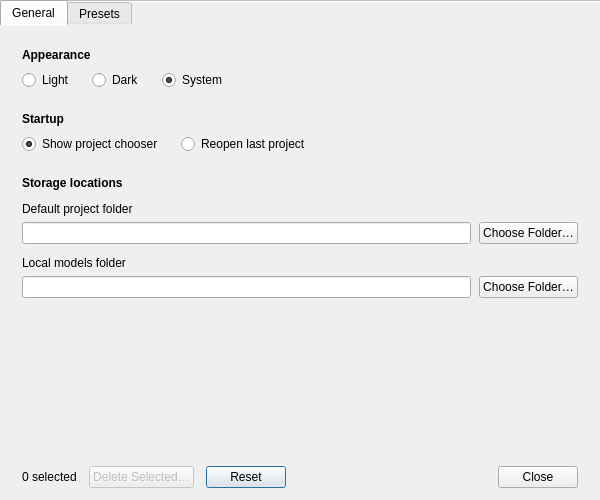
Before: the Qt Designer form src/MainWindow/ui/settings_dialog.ui in eidora-desktop/EIDORA, drawn with Qt 5.
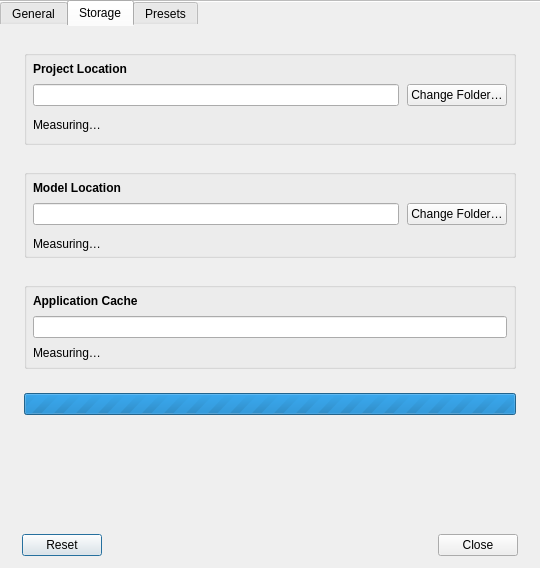
After: the same form once the commit is applied. The open tabs and pages were chosen to show the change. Icons and pictures are not drawn.

Commit message: Consolidate storage management in Settings and simplify chooser menu

Patch:
```diff
--- a/src/MainWindow/ui/settings_dialog.ui
+++ b/src/MainWindow/ui/settings_dialog.ui
@@ -6,23 +6,26 @@
    <rect>
     <x>0</x>
     <y>0</y>
-    <width>600</width>
-    <height>500</height>
+    <width>540</width>
+    <height>568</height>
    </rect>
   </property>
+  <property name="minimumSize">
+   <size>
+    <width>540</width>
+    <height>460</height>
+   </size>
+  </property>
   <property name="windowTitle">
    <string>Settings</string>
   </property>
-  <property name="minimumSize">
-   <size>
-    <width>540</width>
-    <height>460</height>
-   </size>
-  </property>
   <property name="surfaceRole" stdset="0">
    <string>panel</string>
   </property>
   <layout class="QVBoxLayout" name="layout_settings" stretch="1,0">
+   <property name="spacing">
+    <number>0</number>
+   </property>
    <property name="leftMargin">
     <number>0</number>
    </property>
@@ -35,97 +38,75 @@
    <property name="bottomMargin">
     <number>0</number>
    </property>
-   <property name="spacing">
-    <number>0</number>
-   </property>
    <item>
     <widget class="QTabWidget" name="tabs_settings">
+     <property name="styleSheet">
+      <string>QTabWidget#tabs_settings::pane { border: 0; }</string>
+     </property>
      <property name="currentIndex">
       <number>0</number>
      </property>
+     <property name="documentMode">
+      <bool>true</bool>
+     </property>
      <widget class="QWidget" name="tab_general">
+      <property name="surfaceRole" stdset="0">
+       <string>panel</string>
+      </property>
       <attribute name="title">
        <string>General</string>
       </attribute>
-      <property name="surfaceRole" stdset="0">
-       <string>panel</string>
-      </property>
       <layout class="QVBoxLayout" name="layout_general">
-       <property name="leftMargin">
-        <number>0</number>
-       </property>
-       <property name="topMargin">
-        <number>0</number>
-       </property>
-       <property name="rightMargin">
-        <number>0</number>
-       </property>
-       <property name="bottomMargin">
-        <number>0</number>
-       </property>
        <property name="spacing">
-        <number>0</number>
+        <number>24</number>
        </property>
-       <item>
-        <widget class="QScrollArea" name="scroll_general">
-         <property name="frameShape">
-          <enum>QFrame::Shape::NoFrame</enum>
-         </property>
-         <property name="widgetResizable">
-          <bool>true</bool>
-         </property>
-         <widget class="QWidget" name="panel_general_form">
-          <property name="surfaceRole" stdset="0">
-           <string>panel</string>
-          </property>
-          <layout class="QVBoxLayout" name="layout_general_form">
            <property name="leftMargin">
-            <number>22</number>
+        <number>24</number>
            </property>
            <property name="topMargin">
-            <number>22</number>
+        <number>24</number>
            </property>
            <property name="rightMargin">
-            <number>22</number>
+        <number>24</number>
            </property>
            <property name="bottomMargin">
-            <number>22</number>
-           </property>
-           <property name="spacing">
-            <number>22</number>
-           </property>
+        <number>24</number>
+       </property>
            <item>
-            <widget class="QWidget" name="panel_appearance">
+        <widget class="QGroupBox" name="panel_appearance">
              <layout class="QVBoxLayout" name="layout_appearance">
+          <property name="spacing">
+           <number>8</number>
+          </property>
               <property name="leftMargin">
-               <number>0</number>
+           <number>6</number>
               </property>
               <property name="topMargin">
-               <number>0</number>
+           <number>6</number>
               </property>
               <property name="rightMargin">
-               <number>0</number>
+           <number>6</number>
               </property>
               <property name="bottomMargin">
-               <number>0</number>
-              </property>
-              <property name="spacing">
-               <number>8</number>
+           <number>6</number>
               </property>
               <item>
                <widget class="QLabel" name="label_appearance">
+            <property name="font">
+             <font>
+              <bold>true</bold>
+             </font>
+            </property>
                 <property name="text">
                  <string>Appearance</string>
                 </property>
-                <property name="font">
-                 <font>
-                  <bold>true</bold>
-                 </font>
-                </property>
                </widget>
               </item>
               <item>
                <layout class="QHBoxLayout" name="layout_appearance_choices">
+            <property name="spacing">
+             <number>18</number>
+            </property>
                 <property name="leftMargin">
                  <number>0</number>
                 </property>
@@ -138,40 +119,37 @@
                 <property name="bottomMargin">
                  <number>0</number>
                 </property>
-                <property name="spacing">
-                 <number>18</number>
-                </property>
                 <item>
                  <widget class="QRadioButton" name="radio_appearance_light">
-                  <attribute name="buttonGroup">
-                   <string notr="true">buttons_appearance</string>
-                  </attribute>
                   <property name="text">
                    <string>Light</string>
                   </property>
+              <attribute name="buttonGroup">
+               <string notr="true">buttons_appearance</string>
+              </attribute>
                  </widget>
                 </item>
                 <item>
                  <widget class="QRadioButton" name="radio_appearance_dark">
-                  <attribute name="buttonGroup">
-                   <string notr="true">buttons_appearance</string>
-                  </attribute>
                   <property name="text">
                    <string>Dark</string>
                   </property>
+              <attribute name="buttonGroup">
+               <string notr="true">buttons_appearance</string>
+              </attribute>
                  </widget>
                 </item>
                 <item>
                  <widget class="QRadioButton" name="radio_appearance_system">
-                  <property name="checked">
-                   <bool>true</bool>
-                  </property>
-                  <attribute name="buttonGroup">
-                   <string notr="true">buttons_appearance</string>
-                  </attribute>
                   <property name="text">
                    <string>System</string>
                   </property>
+              <property name="checked">
+               <bool>true</bool>
+              </property>
+              <attribute name="buttonGroup">
+               <string notr="true">buttons_appearance</string>
+              </attribute>
                  </widget>
                 </item>
                 <item>
@@ -193,37 +171,40 @@
             </widget>
            </item>
            <item>
-            <widget class="QWidget" name="panel_startup">
+        <widget class="QGroupBox" name="panel_startup">
              <layout class="QVBoxLayout" name="layout_startup">
+          <property name="spacing">
+           <number>8</number>
+          </property>
               <property name="leftMargin">
-               <number>0</number>
+           <number>6</number>
               </property>
               <property name="topMargin">
-               <number>0</number>
+           <number>6</number>
               </property>
               <property name="rightMargin">
-               <number>0</number>
+           <number>6</number>
               </property>
               <property name="bottomMargin">
-               <number>0</number>
-              </property>
-              <property name="spacing">
-               <number>8</number>
+           <number>6</number>
               </property>
               <item>
                <widget class="QLabel" name="label_startup">
+            <property name="font">
+             <font>
+              <bold>true</bold>
+             </font>
+            </property>
                 <property name="text">
                  <string>Startup</string>
                 </property>
-                <property name="font">
-                 <font>
-                  <bold>true</bold>
-                 </font>
-                </property>
                </widget>
               </item>
               <item>
                <layout class="QHBoxLayout" name="layout_startup_choices">
+            <property name="spacing">
+             <number>18</number>
+            </property>
                 <property name="leftMargin">
                  <number>0</number>
                 </property>
@@ -236,30 +217,27 @@
                 <property name="bottomMargin">
                  <number>0</number>
                 </property>
-                <property name="spacing">
-                 <number>18</number>
-                </property>
                 <item>
                  <widget class="QRadioButton" name="radio_startup_chooser">
-                  <property name="checked">
-                   <bool>true</bool>
-                  </property>
-                  <attribute name="buttonGroup">
-                   <string notr="true">buttons_startup</string>
-                  </attribute>
                   <property name="text">
                    <string>Show project chooser</string>
                   </property>
+              <property name="checked">
+               <bool>true</bool>
+              </property>
+              <attribute name="buttonGroup">
+               <string notr="true">buttons_startup</string>
+              </attribute>
                  </widget>
                 </item>
                 <item>
                  <widget class="QRadioButton" name="radio_startup_last_project">
-                  <attribute name="buttonGroup">
-                   <string notr="true">buttons_startup</string>
-                  </attribute>
                   <property name="text">
                    <string>Reopen last project</string>
                   </property>
+              <attribute name="buttonGroup">
+               <string notr="true">buttons_startup</string>
+              </attribute>
                  </widget>
                 </item>
                 <item>
@@ -281,79 +259,72 @@
             </widget>
            </item>
            <item>
-            <widget class="QWidget" name="panel_storage_locations">
-             <layout class="QVBoxLayout" name="layout_storage_locations">
+        <spacer name="verticalSpacer_2">
+         <property name="orientation">
+          <enum>Qt::Orientation::Vertical</enum>
+         </property>
+         <property name="sizeHint" stdset="0">
+          <size>
+           <width>20</width>
+           <height>40</height>
+          </size>
+         </property>
+        </spacer>
+       </item>
+      </layout>
+     </widget>
+     <widget class="QWidget" name="tab_storage">
+      <attribute name="title">
+       <string>Storage</string>
+      </attribute>
+      <layout class="QVBoxLayout" name="verticalLayout_4">
+       <property name="spacing">
+        <number>24</number>
+       </property>
               <property name="leftMargin">
-               <number>0</number>
+        <number>24</number>
               </property>
               <property name="topMargin">
-               <number>0</number>
+        <number>24</number>
               </property>
               <property name="rightMargin">
-               <number>0</number>
+        <number>24</number>
               </property>
               <property name="bottomMargin">
-               <number>0</number>
-              </property>
+        <number>24</number>
+       </property>
+       <item>
+        <widget class="QGroupBox" name="project_location">
+         <layout class="QVBoxLayout" name="verticalLayout">
               <property name="spacing">
-               <number>12</number>
-              </property>
-              <item>
-               <widget class="QLabel" name="label_storage_locations">
-                <property name="text">
-                 <string>Storage locations</string>
-                </property>
+           <number>8</number>
+          </property>
+          <property name="leftMargin">
+           <number>6</number>
+          </property>
+          <property name="topMargin">
+           <number>6</number>
+          </property>
+          <property name="rightMargin">
+           <number>6</number>
+          </property>
+          <property name="bottomMargin">
+           <number>6</number>
+          </property>
+          <item>
+           <widget class="QLabel" name="label_project_folder">
                 <property name="font">
                  <font>
                   <bold>true</bold>
                  </font>
                 </property>
-               </widget>
-              </item>
-              <item>
-               <layout class="QVBoxLayout" name="layout_project_field">
-                <property name="leftMargin">
-                 <number>0</number>
-                </property>
-                <property name="topMargin">
-                 <number>0</number>
-                </property>
-                <property name="rightMargin">
-                 <number>0</number>
-                </property>
-                <property name="bottomMargin">
-                 <number>0</number>
-                </property>
-                <property name="spacing">
-                 <number>6</number>
-                </property>
-                <item>
-                 <widget class="QLabel" name="label_project_location">
                   <property name="text">
-                   <string>Default project folder</string>
-                  </property>
-                  <property name="buddy">
-                   <cstring>edit_project_location</cstring>
+             <string>Project Location</string>
                   </property>
                  </widget>
                 </item>
                 <item>
-                 <layout class="QHBoxLayout" name="layout_project_location" stretch="1,0">
-                  <property name="leftMargin">
-                   <number>0</number>
-                  </property>
-                  <property name="topMargin">
-                   <number>0</number>
-                  </property>
-                  <property name="rightMargin">
-                   <number>0</number>
-                  </property>
-                  <property name="bottomMargin">
-                   <number>0</number>
-                  </property>
-                  <property name="spacing">
-                   <number>8</number>
-                  </property>
+           <layout class="QHBoxLayout" name="horizontalLayout">
                   <item>
                    <widget class="QLineEdit" name="edit_project_location">
                     <property name="readOnly">
@@ -364,7 +335,7 @@
                   <item>
                    <widget class="QPushButton" name="button_browse_projects">
                     <property name="text">
-                     <string>Choose Folder…</string>
+               <string>Change Folder…</string>
                     </property>
                     <property name="autoDefault">
                      <bool>false</bool>
@@ -373,37 +344,12 @@
                   </item>
                  </layout>
                 </item>
-               </layout>
-              </item>
-              <item>
-               <layout class="QVBoxLayout" name="layout_model_field">
-                <property name="leftMargin">
-                 <number>0</number>
-                </property>
-                <property name="topMargin">
-                 <number>0</number>
-                </property>
-                <property name="rightMargin">
-                 <number>0</number>
-                </property>
-                <property name="bottomMargin">
-                 <number>0</number>
-                </property>
+          <item alignment="Qt::AlignmentFlag::AlignLeft">
+           <widget class="QWidget" name="widget_3" native="true">
+            <layout class="QHBoxLayout" name="horizontalLayout_5">
                 <property name="spacing">
                  <number>6</number>
                 </property>
-                <item>
-                 <widget class="QLabel" name="label_model_location">
-                  <property name="text">
-                   <string>Local models folder</string>
-                  </property>
-                  <property name="buddy">
-                   <cstring>edit_model_location</cstring>
-                  </property>
-                 </widget>
-                </item>
-                <item>
-                 <layout class="QHBoxLayout" name="layout_model_location" stretch="1,0">
                   <property name="leftMargin">
                    <number>0</number>
                   </property>
@@ -416,9 +362,113 @@
                   <property name="bottomMargin">
                    <number>0</number>
                   </property>
+             <item>
+              <widget class="QLabel" name="label_projects_size">
+               <property name="sizePolicy">
+                <sizepolicy hsizetype="Fixed" vsizetype="Preferred">
+                 <horstretch>0</horstretch>
+                 <verstretch>0</verstretch>
+                </sizepolicy>
+               </property>
+               <property name="text">
+                <string>Measuring…</string>
+               </property>
+              </widget>
+             </item>
+             <item>
+              <widget class="QPushButton" name="button_remove_projects">
+               <property name="sizePolicy">
+                <sizepolicy hsizetype="Fixed" vsizetype="Fixed">
+                 <horstretch>0</horstretch>
+                 <verstretch>0</verstretch>
+                </sizepolicy>
+               </property>
+               <property name="minimumSize">
+                <size>
+                 <width>22</width>
+                 <height>22</height>
+                </size>
+               </property>
+               <property name="maximumSize">
+                <size>
+                 <width>22</width>
+                 <height>22</height>
+                </size>
+               </property>
+               <property name="toolTip">
+                <string>Remove all projects in this location…</string>
+               </property>
+               <property name="text">
+                <string/>
+               </property>
+               <property name="icon">
+                <iconset>
+                 <normaloff>../../shared/icons/material/trash.svg</normaloff>../../shared/icons/material/trash.svg</iconset>
+               </property>
+               <property name="iconSize">
+                <size>
+                 <width>18</width>
+                 <height>18</height>
+                </size>
+               </property>
+               <property name="checkable">
+                <bool>false</bool>
+               </property>
+               <property name="checked">
+                <bool>false</bool>
+               </property>
+               <property name="flat">
+                <bool>true</bool>
+               </property>
+                             <property name="accessibleName">
+                <string>Remove all projects in this location</string>
+               </property>
+               <property name="iconName" stdset="0">
+                <string>trash</string>
+               </property>
+               <property name="autoDefault">
+                <bool>false</bool>
+               </property>
+              </widget>
+             </item>
+            </layout>
+           </widget>
+          </item>
+         </layout>
+        </widget>
+       </item>
+       <item>
+        <widget class="QGroupBox" name="model_location">
+         <layout class="QVBoxLayout" name="verticalLayout_2">
                   <property name="spacing">
                    <number>8</number>
                   </property>
+          <property name="leftMargin">
+           <number>6</number>
+          </property>
+          <property name="topMargin">
+           <number>6</number>
+          </property>
+          <property name="rightMargin">
+           <number>6</number>
+          </property>
+          <property name="bottomMargin">
+           <number>0</number>
+          </property>
+          <item>
+           <widget class="QLabel" name="label_model_folder">
+            <property name="font">
+             <font>
+              <bold>true</bold>
+             </font>
+            </property>
+            <property name="text">
+             <string>Model Location</string>
+            </property>
+           </widget>
+          </item>
+          <item>
+           <layout class="QHBoxLayout" name="horizontalLayout_2">
                   <item>
                    <widget class="QLineEdit" name="edit_model_location">
                     <property name="readOnly">
@@ -429,7 +479,7 @@
                   <item>
                    <widget class="QPushButton" name="button_browse_models">
                     <property name="text">
-                     <string>Choose Folder…</string>
+               <string>Change Folder…</string>
                     </property>
                     <property name="autoDefault">
                      <bool>false</bool>
@@ -438,74 +488,231 @@
                   </item>
                  </layout>
                 </item>
-               </layout>
+          <item alignment="Qt::AlignmentFlag::AlignLeft">
+           <widget class="QWidget" name="widget_2" native="true">
+            <layout class="QHBoxLayout" name="horizontalLayout_4">
+             <property name="spacing">
+              <number>6</number>
+             </property>
+             <property name="leftMargin">
+              <number>0</number>
+             </property>
+             <property name="topMargin">
+              <number>0</number>
+             </property>
+             <property name="rightMargin">
+              <number>0</number>
+             </property>
+             <property name="bottomMargin">
+              <number>0</number>
+             </property>
+             <item>
+              <widget class="QLabel" name="label_models_size">
+               <property name="sizePolicy">
+                <sizepolicy hsizetype="Fixed" vsizetype="Preferred">
+                 <horstretch>0</horstretch>
+                 <verstretch>0</verstretch>
+                </sizepolicy>
+               </property>
+               <property name="text">
+                <string>Measuring…</string>
+               </property>
+              </widget>
+             </item>
+             <item>
+              <widget class="QPushButton" name="button_remove_models">
+               <property name="sizePolicy">
+                <sizepolicy hsizetype="Fixed" vsizetype="Fixed">
+                 <horstretch>0</horstretch>
+                 <verstretch>0</verstretch>
+                </sizepolicy>
+               </property>
+               <property name="minimumSize">
+                <size>
+                 <width>22</width>
+                 <height>22</height>
+                </size>
+               </property>
+               <property name="maximumSize">
+                <size>
+                 <width>22</width>
+                 <height>22</height>
+                </size>
+               </property>
+               <property name="toolTip">
+                <string>Remove downloaded models…</string>
+               </property>
+               <property name="text">
+                <string/>
+               </property>
+               <property name="icon">
+                <iconset>
+                 <normaloff>../../shared/icons/material/trash.svg</normaloff>../../shared/icons/material/trash.svg</iconset>
+               </property>
+               <property name="iconSize">
+                <size>
+                 <width>18</width>
+                 <height>18</height>
+                </size>
+               </property>
+               <property name="checkable">
+                <bool>false</bool>
+               </property>
+               <property name="checked">
+                <bool>false</bool>
+               </property>
+               <property name="flat">
+                <bool>true</bool>
+               </property>
+               <property name="accessibleName">
+                <string>Remove downloaded models</string>
+               </property>
+               <property name="iconName" stdset="0">
+                <string>trash</string>
+               </property>
+               <property name="autoDefault">
+                <bool>false</bool>
+               </property>
+              </widget>
+             </item>
+            </layout>
+           </widget>
               </item>
              </layout>
             </widget>
            </item>
            <item>
-            <spacer name="spacer_general">
+        <widget class="QGroupBox" name="application_cache">
+         <layout class="QVBoxLayout" name="verticalLayout_3">
+          <property name="spacing">
+           <number>8</number>
+          </property>
+          <property name="leftMargin">
+           <number>6</number>
+          </property>
+          <property name="topMargin">
+           <number>6</number>
+          </property>
+          <property name="rightMargin">
+           <number>6</number>
+          </property>
+          <property name="bottomMargin">
+           <number>6</number>
+          </property>
+          <item>
+           <widget class="QLabel" name="label_cache">
+            <property name="font">
+             <font>
+              <bold>true</bold>
+             </font>
+            </property>
+            <property name="text">
+             <string>Application Cache</string>
+            </property>
+           </widget>
+          </item>
+          <item>
+           <layout class="QHBoxLayout" name="horizontalLayout_3">
+            <item>
+             <widget class="QLineEdit" name="edit_cache">
+              <property name="readOnly">
+               <bool>true</bool>
+              </property>
+             </widget>
+            </item>
+           </layout>
+          </item>
+          <item>
+           <widget class="QLabel" name="label_cache_size">
+            <property name="text">
+             <string>Measuring…</string>
+            </property>
+           </widget>
+          </item>
+         </layout>
+        </widget>
+       </item>
+       <item>
+        <widget class="QProgressBar" name="progress_storage">
+         <property name="maximum">
+          <number>0</number>
+         </property>
+         <property name="textVisible">
+          <bool>false</bool>
+         </property>
+        </widget>
+       </item>
+       <item>
+        <spacer name="verticalSpacer">
              <property name="orientation">
               <enum>Qt::Orientation::Vertical</enum>
              </property>
              <property name="sizeHint" stdset="0">
               <size>
-               <width>0</width>
-               <height>20</height>
+           <width>20</width>
+           <height>40</height>
               </size>
              </property>
             </spacer>
-           </item>
-          </layout>
-         </widget>
-        </widget>
        </item>
       </layout>
      </widget>
      <widget class="QWidget" name="tab_presets">
+      <property name="surfaceRole" stdset="0">
+       <string>panel</string>
+      </property>
       <attribute name="title">
        <string>Presets</string>
       </attribute>
       <layout class="QVBoxLayout" name="layout_presets">
+       <property name="spacing">
+        <number>24</number>
+       </property>
        <property name="leftMargin">
-        <number>22</number>
+        <number>24</number>
        </property>
        <property name="topMargin">
-        <number>22</number>
+        <number>24</number>
        </property>
        <property name="rightMargin">
-        <number>22</number>
+        <number>24</number>
        </property>
        <property name="bottomMargin">
-        <number>22</number>
-       </property>
-       <property name="spacing">
-        <number>16</number>
+        <number>24</number>
        </property>
        <item>
-        <layout class="QVBoxLayout" name="layout_preset_project">
+        <widget class="QGroupBox" name="groupBox">
+         <property name="title">
+          <string/>
+         </property>
+         <property name="flat">
+          <bool>false</bool>
+         </property>
+         <layout class="QVBoxLayout" name="verticalLayout_5">
+          <property name="spacing">
+           <number>12</number>
+          </property>
          <property name="leftMargin">
-          <number>0</number>
+           <number>6</number>
          </property>
          <property name="topMargin">
-          <number>0</number>
+           <number>6</number>
          </property>
          <property name="rightMargin">
-          <number>0</number>
+           <number>6</number>
          </property>
          <property name="bottomMargin">
-          <number>0</number>
-         </property>
-         <property name="spacing">
           <number>6</number>
          </property>
          <item>
           <widget class="QLabel" name="label_preset_project">
-           <property name="buddy">
-            <cstring>combo_preset_project</cstring>
+            <property name="font">
+             <font>
+              <bold>true</bold>
+             </font>
            </property>
            <property name="text">
-            <string>Project</string>
+             <string>Project Presets</string>
            </property>
           </widget>
          </item>
@@ -519,19 +726,8 @@
            </property>
           </widget>
          </item>
-        </layout>
-       </item>
        <item>
         <widget class="QTreeWidget" name="tree_presets">
-         <property name="headerHidden">
-          <bool>true</bool>
-         </property>
-         <property name="alternatingRowColors">
-          <bool>false</bool>
-         </property>
-         <property name="uniformRowHeights">
-          <bool>true</bool>
-         </property>
          <property name="minimumSize">
           <size>
            <width>0</width>
@@ -541,20 +737,29 @@
          <property name="accessibleName">
           <string>Project presets grouped by type</string>
          </property>
-         <column>
-          <property name="text">
-           <string>Preset</string>
-          </property>
-         </column>
          <property name="frameShape">
           <enum>QFrame::Shape::NoFrame</enum>
          </property>
-         <property name="indentation">
-          <number>22</number>
+            <property name="alternatingRowColors">
+             <bool>false</bool>
          </property>
          <property name="textElideMode">
           <enum>Qt::TextElideMode::ElideRight</enum>
          </property>
+            <property name="indentation">
+             <number>22</number>
+            </property>
+            <property name="uniformRowHeights">
+             <bool>true</bool>
+            </property>
+            <property name="headerHidden">
+             <bool>true</bool>
+            </property>
+            <column>
+             <property name="text">
+              <string>Preset</string>
+             </property>
+            </column>
          <column>
           <property name="text">
            <string>Count</string>
@@ -562,101 +767,12 @@
          </column>
         </widget>
        </item>
-      </layout>
-      <property name="surfaceRole" stdset="0">
-       <string>panel</string>
-      </property>
-     </widget>
-     <property name="documentMode">
-      <bool>true</bool>
-     </property>
-     <property name="styleSheet">
-      <string>QTabWidget#tabs_settings::pane { border: 0; }</string>
-     </property>
-    </widget>
-   </item>
    <item>
-    <widget class="QWidget" name="panel_footer">
-     <property name="surfaceRole" stdset="0">
-      <string>area</string>
-     </property>
-     <layout class="QVBoxLayout" name="layout_footer">
-      <property name="leftMargin">
-       <number>22</number>
-      </property>
-      <property name="rightMargin">
-       <number>22</number>
-      </property>
-      <property name="spacing">
-       <number>8</number>
-      </property>
-      <property name="topMargin">
-       <number>12</number>
-      </property>
-      <property name="bottomMargin">
-       <number>12</number>
-      </property>
-      <item>
-       <widget class="QLabel" name="label_settings_status">
-        <property name="wordWrap">
-         <bool>true</bool>
-        </property>
-        <property name="text">
-         <string />
-        </property>
-        <property name="visible">
-         <bool>false</bool>
-        </property>
-        <property name="textFormat">
-         <enum>Qt::TextFormat::PlainText</enum>
-        </property>
-        <property name="textRole" stdset="0">
-         <string>secondary</string>
-        </property>
-       </widget>
-      </item>
-      <item>
-       <widget class="QLabel" name="label_presets_status">
-        <property name="wordWrap">
-         <bool>true</bool>
-        </property>
-        <property name="text">
-         <string />
-        </property>
-        <property name="visible">
-         <bool>false</bool>
-        </property>
-        <property name="textFormat">
-         <enum>Qt::TextFormat::PlainText</enum>
-        </property>
-        <property name="textRole" stdset="0">
-         <string>secondary</string>
-        </property>
-       </widget>
-      </item>
-      <item>
-       <layout class="QHBoxLayout" name="layout_footer_actions" stretch="0,1">
-        <property name="leftMargin">
-         <number>0</number>
-        </property>
-        <property name="topMargin">
-         <number>0</number>
-        </property>
-        <property name="rightMargin">
-         <number>0</number>
-        </property>
-        <property name="bottomMargin">
-         <number>0</number>
-        </property>
-        <property name="spacing">
-         <number>12</number>
-        </property>
-        <item>
-         <widget class="QWidget" name="panel_preset_actions">
-          <property name="visible">
-           <bool>false</bool>
-          </property>
+           <widget class="QWidget" name="panel_preset_actions" native="true">
           <layout class="QHBoxLayout" name="layout_preset_actions">
+             <property name="spacing">
+              <number>12</number>
+             </property>
            <property name="leftMargin">
             <number>0</number>
            </property>
@@ -669,9 +785,6 @@
            <property name="bottomMargin">
             <number>0</number>
            </property>
-           <property name="spacing">
-            <number>12</number>
-           </property>
            <item>
             <widget class="QLabel" name="label_preset_selection">
              <property name="text">
@@ -684,12 +797,12 @@
            </item>
            <item>
             <widget class="QPushButton" name="button_delete_presets">
-             <property name="text">
-              <string>Delete Selected…</string>
-             </property>
              <property name="enabled">
               <bool>false</bool>
              </property>
+               <property name="text">
+                <string>Delete Selected…</string>
+               </property>
              <property name="autoDefault">
               <bool>false</bool>
              </property>
@@ -698,6 +811,81 @@
           </layout>
          </widget>
         </item>
+         </layout>
+        </widget>
+       </item>
+      </layout>
+     </widget>
+    </widget>
+   </item>
+   <item>
+    <widget class="QWidget" name="panel_footer" native="true">
+     <layout class="QVBoxLayout" name="layout_footer">
+      <property name="spacing">
+       <number>8</number>
+      </property>
+      <property name="leftMargin">
+       <number>22</number>
+      </property>
+      <property name="topMargin">
+       <number>12</number>
+      </property>
+      <property name="rightMargin">
+       <number>22</number>
+      </property>
+      <property name="bottomMargin">
+       <number>12</number>
+      </property>
+      <item>
+       <widget class="QLabel" name="label_settings_status">
+        <property name="text">
+         <string/>
+        </property>
+        <property name="textFormat">
+         <enum>Qt::TextFormat::PlainText</enum>
+        </property>
+        <property name="wordWrap">
+         <bool>true</bool>
+        </property>
+        <property name="textRole" stdset="0">
+         <string>secondary</string>
+        </property>
+       </widget>
+      </item>
+      <item>
+       <widget class="QLabel" name="label_presets_status">
+        <property name="text">
+         <string/>
+        </property>
+        <property name="textFormat">
+         <enum>Qt::TextFormat::PlainText</enum>
+        </property>
+        <property name="wordWrap">
+         <bool>true</bool>
+        </property>
+        <property name="textRole" stdset="0">
+         <string>secondary</string>
+        </property>
+       </widget>
+      </item>
+      <item>
+       <layout class="QHBoxLayout" name="layout_footer_actions" stretch="1">
+        <property name="spacing">
+         <number>12</number>
+        </property>
+        <property name="leftMargin">
+         <number>0</number>
+        </property>
+        <property name="topMargin">
+         <number>0</number>
+        </property>
+        <property name="rightMargin">
+         <number>0</number>
+        </property>
+        <property name="bottomMargin">
+         <number>0</number>
+        </property>
+
         <item>
          <widget class="QDialogButtonBox" name="buttons_dialog">
           <property name="orientation">
```
Left out of the diff: 6 changed lines with no effect on the pictures. Lines whose indentation alone changed are shown as unchanged. The commit also changes 12 other files.
